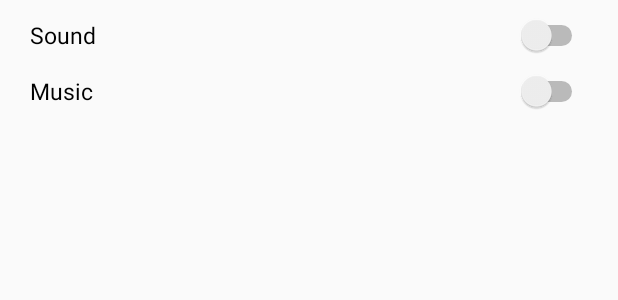
After one commit to varunngoyal/TicTacToe, an Android app: the layout settingsdialog.xml on its own in the app's theme, with its tools: preview values and no code run, on a phone screen of 412 x 824 dp. The commit adds this screen. Shown: the top 300 px of the screen. Run offline under Robolectric (Android 15) with nearby library versions, the phone set to English and light mode, and no system bars.

Commit message:
Added sound and music settings

```diff
--- a/app/src/main/res/layout/activity_main.xml
+++ b/app/src/main/res/layout/activity_main.xml
@@ -27,6 +27,12 @@
             android:text="help"/>
 
         <Button
+            android:id="@+id/btn_settings"
+            android:layout_width="wrap_content"
+            android:layout_height="wrap_content"
+            android:text="Settings"/>
+
+        <Button
             android:id="@+id/btn_about"
             android:layout_width="wrap_content"
             android:layout_height="wrap_content"
--- /dev/null
+++ b/app/src/main/res/layout/settingsdialog.xml
@@ -0,0 +1,41 @@
+<?xml version="1.0" encoding="utf-8"?>
+<LinearLayout xmlns:android="http://schemas.android.com/apk/res/android"
+    android:orientation="vertical" android:layout_width="match_parent"
+    android:layout_height="match_parent">
+
+    <LinearLayout
+        android:layout_width="match_parent"
+        android:layout_height="wrap_content"
+        android:layout_gravity="center"
+        android:layout_marginLeft="20dp"
+        android:layout_marginRight="20dp"
+        android:layout_marginTop="10dp"
+        android:layout_marginBottom="10dp">
+
+        <Switch
+            android:id="@+id/switch_sound"
+            android:layout_width="match_parent"
+            android:layout_height="wrap_content"
+            android:text="Sound"
+            android:textSize="15sp"/>
+
+    </LinearLayout>
+
+    <LinearLayout
+        android:layout_width="match_parent"
+        android:layout_height="wrap_content"
+        android:layout_gravity="center"
+        android:layout_marginLeft="20dp"
+        android:layout_marginRight="20dp"
+        android:layout_marginBottom="10dp">
+
+        <Switch
+            android:id="@+id/switch_music"
+            android:layout_width="match_parent"
+            android:layout_height="wrap_content"
+            android:text="Music"
+            android:textSize="15sp"/>
+
+    </LinearLayout>
+
+</LinearLayout>
```
Also changed, not shown: app/src/main/java/com/example/tictactoe/GameActivity.java (+18 -9 lines), app/src/main/java/com/example/tictactoe/MainActivity.java (+39 -1 lines), app/src/main/java/com/example/tictactoe/SettingsDialog.java (added, +93 -0 lines).
